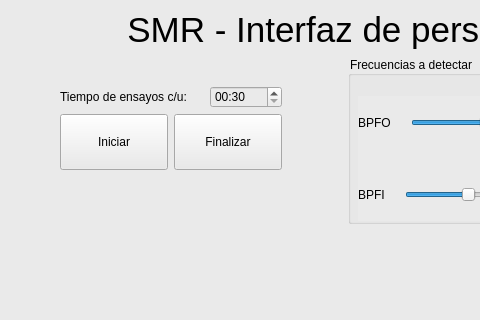
The window that Interfaz de usuario(test)/menu.ui (nvargas24/Sistema_medicion_de_rodamientos-SMR) describes before a commit, drawn with Qt 5; both pictures show x 0 to 480 and y 0 to 320 of the 1013 by 690 pixel window.
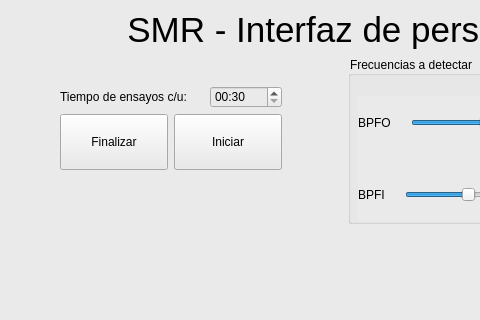
The same window after the commit.

Diff of the .ui file:
```diff
--- a/Interfaz de usuario(test)/menu.ui
+++ b/Interfaz de usuario(test)/menu.ui
@@ -131,22 +131,6 @@
            <property name="bottomMargin">
             <number>20</number>
            </property>
-           <item>
-            <widget class="QPushButton" name="btn_init">
-             <property name="sizePolicy">
-              <sizepolicy hsizetype="Minimum" vsizetype="Expanding">
-               <horstretch>0</horstretch>
-               <verstretch>0</verstretch>
-              </sizepolicy>
-             </property>
-             <property name="styleSheet">
-              <string notr="true">font: 14pt &quot;MS Shell Dlg 2&quot;;</string>
-             </property>
-             <property name="text">
-              <string>Iniciar</string>
-             </property>
-            </widget>
-           </item>
            <item>
             <widget class="QPushButton" name="btn_finish">
              <property name="sizePolicy">
@@ -163,6 +147,22 @@
              </property>
             </widget>
            </item>
+           <item>
+            <widget class="QPushButton" name="btn_init">
+             <property name="sizePolicy">
+              <sizepolicy hsizetype="Minimum" vsizetype="Expanding">
+               <horstretch>0</horstretch>
+               <verstretch>0</verstretch>
+              </sizepolicy>
+             </property>
+             <property name="styleSheet">
+              <string notr="true">font: 14pt &quot;MS Shell Dlg 2&quot;;</string>
+             </property>
+             <property name="text">
+              <string>Iniciar</string>
+             </property>
+            </widget>
+           </item>
           </layout>
          </item>
          <item>
```
Left out of the diff: 2 changed lines with no effect on the pictures.
